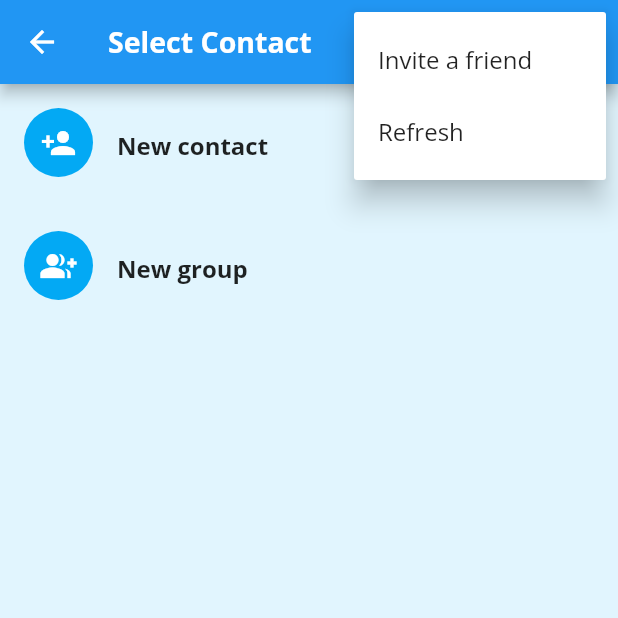
After one commit to Prachijain424/TextHive, a Flutter app: the SelectContact screen opened directly, after a tap on the "more vert" icon, on a phone screen of 412 x 824 dp, the top half of it. The commit adds this screen. Run offline on Flutter 3.47's test engine with Material 2 defaults, Android fonts, the phone set to English and light mode, and no system bars.

Commit message:
Added contact page

```diff
--- /dev/null
+++ b/lib/CustomUI/ContactCard.dart
@@ -0,0 +1,30 @@
+import 'package:flutter/material.dart';
+
+class ContactCard extends StatefulWidget {
+  const ContactCard({Key? key, required this.title, required this.icon}) : super(key: key);
+  final Icon icon;
+  final String title;
+
+  @override
+  ContactCardState createState() => ContactCardState();
+}
+
+class ContactCardState extends State<ContactCard> {
+
+  @override
+  Widget build(BuildContext context) {
+    return InkWell(
+      onTap: (){},
+      child: ListTile(
+        minVerticalPadding: 30,
+        leading: CircleAvatar(
+          radius: 23,
+          backgroundColor: Colors.lightBlue,
+          child: widget.icon,
+        ),
+        title: Text(widget.title, style: const TextStyle(fontWeight: FontWeight.bold),),
+
+      ),
+    );
+  }
+}
--- a/lib/Pages/ChatPage.dart
+++ b/lib/Pages/ChatPage.dart
@@ -1,5 +1,6 @@
 import 'package:flutter/material.dart';
 import 'package:untitled1/Models/ChatModel.dart';
+import 'package:untitled1/screens/SelectContact.dart';
 import '../CustomUI/CustomCard.dart';
 
 class ChatPage extends StatefulWidget {
@@ -10,18 +11,30 @@ class ChatPage extends StatefulWidget {
 }
 
 class ChatPageState extends State<ChatPage> {
-
   List<ChatModel> chats = [
-    ChatModel(name: "Lalit", icon: "person.svg", currentMessage: "Hi", isGroup: false, time: "18:07"),
-    ChatModel(name: "Lalit", icon: "person.svg", currentMessage: "Hi", isGroup: false, time: "18:07"),
+    ChatModel(
+        name: "Lalit",
+        icon: "person.svg",
+        currentMessage: "Hi",
+        isGroup: false,
+        time: "18:07"),
+    ChatModel(
+        name: "Lalit",
+        icon: "person.svg",
+        currentMessage: "Hi",
+        isGroup: false,
+        time: "18:07"),
   ];
 
   @override
   Widget build(BuildContext context) {
     return Scaffold(
-      floatingActionButton: const FloatingActionButton(
-        onPressed: null,
-        child: Icon(Icons.chat),
+      floatingActionButton: FloatingActionButton(
+        onPressed: () {
+          Navigator.push(context,
+              MaterialPageRoute(builder: (builder) => const SelectContact()));
+        },
+        child: const Icon(Icons.chat),
       ),
       body: ListView.builder(
         itemCount: chats.length,
--- /dev/null
+++ b/lib/screens/SelectContact.dart
@@ -0,0 +1,44 @@
+import 'package:flutter/material.dart';
+import 'package:untitled1/CustomUI/ContactCard.dart';
+
+class SelectContact extends StatefulWidget {
+  const SelectContact({Key? key}) : super(key: key);
+
+  @override
+  SelectContactState createState() => SelectContactState();
+}
+
+class SelectContactState extends State<SelectContact> {
+  @override
+  Widget build(BuildContext context) {
+    return Scaffold(
+      appBar: AppBar(
+        title: const Text("Select Contact", style: TextStyle(fontSize: 19, fontWeight: FontWeight.bold),),
+        actions: [
+          IconButton(onPressed: (){}, icon: const Icon(Icons.search)),
+          PopupMenuButton<String>(
+              onSelected: (value) {},
+              itemBuilder: (BuildContext context) {
+                return [
+                  const PopupMenuItem(
+                    value: "Invite a friend",
+                    child: Text("Invite a friend"),
+                  ),
+                  const PopupMenuItem(
+                    value: "Refresh",
+                    child: Text("Refresh"),
+                  ),
+                ];
+              }),
+        ],
+      ),
+      body: ListView(
+        children: const [
+          ContactCard(icon: Icon(Icons.person_add, color: Colors.white), title: "New contact",),
+          ContactCard(icon: Icon(Icons.group_add, color: Colors.white), title: "New group",),
+        ],
+      ),
+      backgroundColor: const Color(0xFFE1F5FE),
+    );
+  }
+}
```
